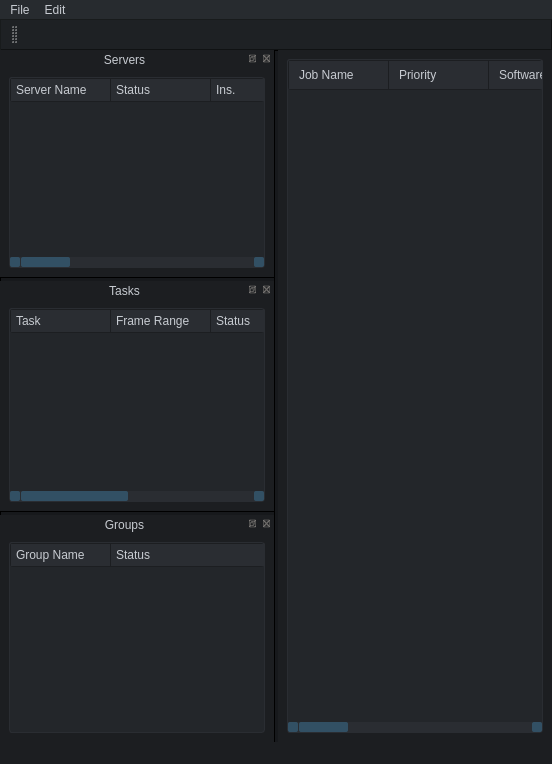
Qt form src/monitor/ui/main.ui (fcocc77/cats_farm) before a commit.
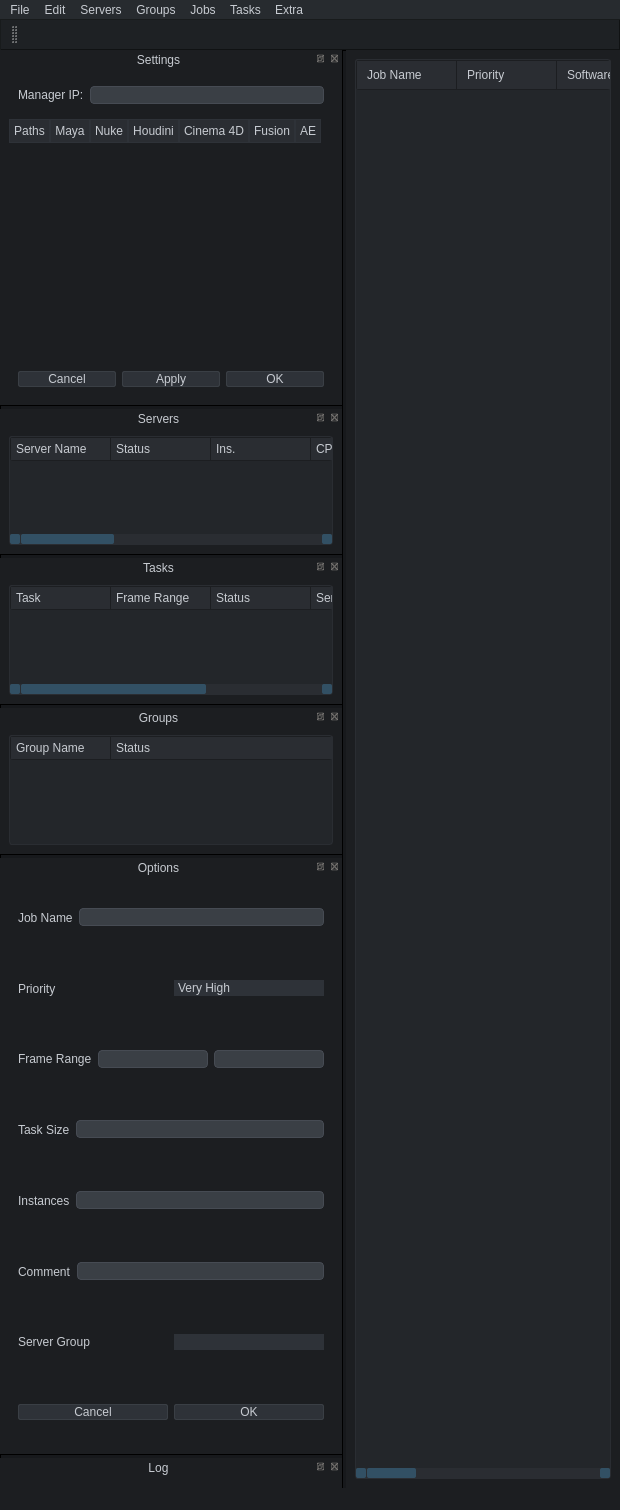
The same form after that commit. Icons and pictures are not drawn.

```diff
--- a/src/monitor/ui/main.ui
+++ b/src/monitor/ui/main.ui
@@ -356,6 +356,138 @@
                 </item>             
             </layout>
         </widget>
+        <widget class="QDockWidget" name="settings">
+    <property name="windowTitle">
+        <string>Settings</string>
+    </property>
+    <attribute name="dockWidgetArea">
+        <number>1</number>
+    </attribute>
+    <widget class="QWidget" name="settings_widget">
+        <layout class="QVBoxLayout" name="verticalLayout_2">
+            <item>
+                <widget class="QWidget" name="widget_2" native="true">
+                    <layout class="QHBoxLayout" name="horizontalLayout">
+                        <item>
+                            <widget class="QLabel" name="label">
+                                <property name="text">
+                                    <string>Manager IP:</string>
+                                </property>
+                            </widget>
+                        </item>
+                        <item>
+                            <widget class="QLineEdit" name="settings_ip" />
+                        </item>
+                    </layout>
+                </widget>
+            </item>
+            <item>
+                <widget class="QTabWidget" name="settings_tabs">
+                    <property name="currentIndex">
+                        <number>0</number>
+                    </property>
+                    <widget class="QWidget" name="tab">
+                        <attribute name="title">
+                            <string>Paths</string>
+                        </attribute>
+                        <layout class="QVBoxLayout" name="verticalLayout_3">
+                            <item>
+                                <widget class="QPlainTextEdit" name="settings_paths" />
+                            </item>
+                        </layout>
+                    </widget>
+                    <widget class="QWidget" name="tab">
+                        <attribute name="title">
+                            <string>Maya</string>
+                        </attribute>
+                        <layout class="QVBoxLayout" name="verticalLayout_3">
+                            <item>
+                                <widget class="QPlainTextEdit" name="settings_maya" />
+                            </item>
+                        </layout>
+                    </widget>
+                    <widget class="QWidget" name="Nuke">
+                        <attribute name="title">
+                            <string>Nuke</string>
+                        </attribute>
+                        <layout class="QVBoxLayout" name="verticalLayout_3">
+                            <item>
+                                <widget class="QPlainTextEdit" name="settings_nuke" />
+                            </item>
+                        </layout>
+                    </widget>
+                    <widget class="QWidget" name="tab">
+                        <attribute name="title">
+                            <string>Houdini</string>
+                        </attribute>
+                        <layout class="QVBoxLayout" name="verticalLayout_3">
+                            <item>
+                                <widget class="QPlainTextEdit" name="settings_houdini" />
+                            </item>
+                        </layout>
+                    </widget>
+                    <widget class="QWidget" name="tab">
+                        <attribute name="title">
+                            <string>Cinema 4D</string>
+                        </attribute>
+                        <layout class="QVBoxLayout" name="verticalLayout_3">
+                            <item>
+                                <widget class="QPlainTextEdit" name="settings_cinema" />
+                            </item>
+                        </layout>
+                    </widget>
+                    <widget class="QWidget" name="tab">
+                        <attribute name="title">
+                            <string>Fusion</string>
+                        </attribute>
+                        <layout class="QVBoxLayout" name="verticalLayout_3">
+                            <item>
+                                <widget class="QPlainTextEdit" name="settings_fusion" />
+                            </item>
+                        </layout>
+                    </widget>
+                    <widget class="QWidget" name="tab">
+                        <attribute name="title">
+                            <string>AE</string>
+                        </attribute>
+                        <layout class="QVBoxLayout" name="verticalLayout_3">
+                            <item>
+                                <widget class="QPlainTextEdit" name="settings_ae" />
+                            </item>
+                        </layout>
+                    </widget>
+                </widget>
+            </item>
+            <item>
+                <widget class="QWidget" name="widget" native="true">
+                    <layout class="QHBoxLayout" name="horizontalLayout_2">
+                        <item>
+                            <widget class="QPushButton" name="settings_cancel">
+                                <property name="text">
+                                    <string>Cancel</string>
+                                </property>
+                            </widget>
+                        </item>
+                        <item>
+                            <widget class="QPushButton" name="settings_apply">
+                                <property name="text">
+                                    <string>Apply</string>
+                                </property>
+                            </widget>
+                        </item>
+                        <item>
+                            <widget class="QPushButton" name="settings_ok">
+                                <property name="text">
+                                    <string>OK</string>
+                                </property>
+                            </widget>
+                        </item>
+                    </layout>
+                </widget>
+            </item>
+        </layout>
+    </widget>
+</widget>
         <widget class="QMenuBar" name="main_menu">
     <property name="geometry">
         <rect>
@@ -375,8 +507,38 @@
             <string>Edit</string>
         </property>
     </widget>
+    <widget class="QMenu" name="servers_menu">
+        <property name="title">
+            <string>Servers</string>
+        </property>
+    </widget>
+    <widget class="QMenu" name="groups_menu">
+        <property name="title">
+            <string>Groups</string>
+        </property>
+    </widget>
+    <widget class="QMenu" name="jobs_menu">
+        <property name="title">
+            <string>Jobs</string>
+        </property>
+    </widget>
+    <widget class="QMenu" name="tasks_menu">
+        <property name="title">
+            <string>Tasks</string>
+        </property>
+    </widget>
+    <widget class="QMenu" name="extra_menu">
+        <property name="title">
+            <string>Extra</string>
+        </property>
+    </widget>
     <addaction name="file_menu" />
     <addaction name="edit_menu" />
+    <addaction name="servers_menu" />
+    <addaction name="groups_menu" />
+    <addaction name="jobs_menu" />
+    <addaction name="tasks_menu" />
+    <addaction name="extra_menu" />
 </widget>
         <widget class="QToolBar" name="toolBar">
     <property name="windowTitle">
@@ -521,6 +683,193 @@
         </layout>
     </widget>
 </widget>
+        <widget class="QDockWidget" name="options">
+    <property name="windowTitle">
+        <string>Options</string>
+    </property>
+    <attribute name="dockWidgetArea">
+        <number>1</number>
+    </attribute>
+
+    <widget class="QWidget" name="dockWidgetContents">
+        <layout class="QVBoxLayout" name="verticalLayout">
+            <item>
+                <widget class="QWidget" name="widget" native="true">
+                    <layout class="QHBoxLayout" name="horizontalLayout_2">
+                        <item>
+                            <widget class="QLabel" name="label">
+                                <property name="text">
+                                    <string>Job Name</string>
+                                </property>
+                            </widget>
+                        </item>
+                        <item>
+                            <widget class="QLineEdit" name="opt_job_name" />
+                        </item>
+                    </layout>
+                </widget>
+            </item>
+            <item>
+                <widget class="QWidget" name="widget_2" native="true">
+                    <layout class="QHBoxLayout" name="horizontalLayout_3">
+                        <item>
+                            <widget class="QLabel" name="label_2">
+                                <property name="text">
+                                    <string>Priority</string>
+                                </property>
+                            </widget>
+                        </item>
+                        <item>
+                            <widget class="QComboBox" name="opt_priority">
+                                <item>
+                                    <property name="text">
+                                        <string>Very High</string>
+                                    </property>
+                                </item>
+                                <item>
+                                    <property name="text">
+                                        <string>High</string>
+                                    </property>
+                                </item>
+                                <item>
+                                    <property name="text">
+                                        <string>Normal</string>
+                                    </property>
+                                </item>
+                                <item>
+                                    <property name="text">
+                                        <string>Low</string>
+                                    </property>
+                                </item>
+                                <item>
+                                    <property name="text">
+                                        <string>Very Low</string>
+                                    </property>
+                                </item>
+                            </widget>
+                        </item>
+                    </layout>
+                </widget>
+            </item>
+            <item>
+                <widget class="QWidget" name="widget_3" native="true">
+                    <layout class="QHBoxLayout" name="horizontalLayout_4">
+                        <item>
+                            <widget class="QLabel" name="label_3">
+                                <property name="text">
+                                    <string>Frame Range</string>
+                                </property>
+                            </widget>
+                        </item>
+                        <item>
+                            <widget class="QLineEdit" name="opt_first_frame" />
+                        </item>
+                        <item>
+                            <widget class="QLineEdit" name="opt_last_frame" />
+                        </item>
+                    </layout>
+                </widget>
+            </item>
+            <item>
+                <widget class="QWidget" name="widget_4" native="true">
+                    <layout class="QHBoxLayout" name="horizontalLayout_5">
+                        <item>
+                            <widget class="QLabel" name="label_4">
+                                <property name="text">
+                                    <string>Task Size</string>
+                                </property>
+                            </widget>
+                        </item>
+                        <item>
+                            <widget class="QLineEdit" name="opt_task_size" />
+                        </item>
+                    </layout>
+                </widget>
+            </item>
+            <item>
+                <widget class="QWidget" name="widget_5" native="true">
+                    <layout class="QHBoxLayout" name="horizontalLayout_6">
+                        <item>
+                            <widget class="QLabel" name="label_5">
+                                <property name="text">
+                                    <string>Instances</string>
+                                </property>
+                            </widget>
+                        </item>
+                        <item>
+                            <widget class="QLineEdit" name="opt_instances" />
+                        </item>
+                    </layout>
+                </widget>
+            </item>
+            <item>
+                <widget class="QWidget" name="widget_6" native="true">
+                    <layout class="QHBoxLayout" name="horizontalLayout_7">
+                        <item>
+                            <widget class="QLabel" name="label_6">
+                                <property name="text">
+                                    <string>Comment</string>
+                                </property>
+                            </widget>
+                        </item>
+                        <item>
+                            <widget class="QLineEdit" name="opt_comments" />
+                        </item>
+                    </layout>
+                </widget>
+            </item>
+            <item>
+                <widget class="QWidget" name="widget_7" native="true">
+                    <layout class="QHBoxLayout" name="horizontalLayout_8">
+                        <item>
+                            <widget class="QLabel" name="label_7">
+                                <property name="text">
+                                    <string>Server Group</string>
+                                </property>
+                            </widget>
+                        </item>
+                        <item>
+                            <widget class="QComboBox" name="opt_server_group" />
+                        </item>
+                    </layout>
+                </widget>
+            </item>
+            <item>
+                <widget class="QWidget" name="widget_8" native="true">
+                    <layout class="QHBoxLayout" name="horizontalLayout_9">
+                        <item>
+                            <widget class="QPushButton" name="opt_cancel">
+                                <property name="text">
+                                    <string>Cancel</string>
+                                </property>
+                            </widget>
+                        </item>
+                        <item>
+                            <widget class="QPushButton" name="opt_ok">
+                                <property name="text">
+                                    <string>OK</string>
+                                </property>
+                            </widget>
+                        </item>
+                    </layout>
+                </widget>
+            </item>
+
+        </layout>
+    </widget>
+</widget>
+        <widget class="QDockWidget" name="log">
+
+    <property name="windowTitle">
+        <string>Log</string>
+    </property>
+    <attribute name="dockWidgetArea">
+        <number>1</number>
+    </attribute>
+
+
+    <widget class="QWidget" name="dockWidgetContents" />
+</widget>
         <widget class="QStatusBar" name="statusbar" />
     </widget>
     <resources />
```
Left out of the diff: 7 changed lines with no effect on the pictures.
